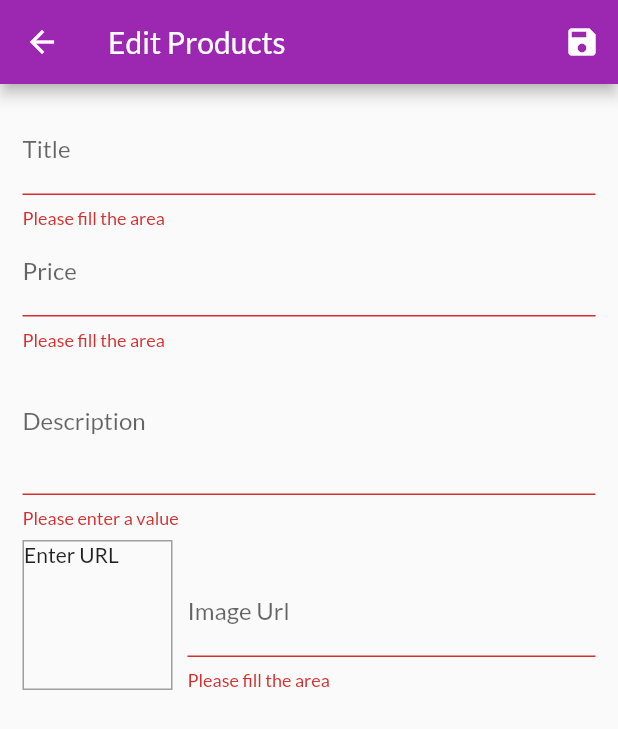
After one commit to ashmit152000/Shopify, a Flutter app: the EditProductsScreen screen opened by its route, after a tap on the "save" icon, on a phone screen of 412 x 824 dp. The commit adds this screen. Shown: the top 729 px of the screen. Run offline on Flutter 3.47's test engine with Material 2 defaults, Android fonts, the phone set to English and light mode, and no system bars; network calls fail.

Commit message:
added validations

```diff
--- a/lib/main.dart
+++ b/lib/main.dart
@@ -1,6 +1,7 @@
 import 'package:Shopify/providers/cart.dart';
 import 'package:Shopify/providers/orders.dart';
 import 'package:Shopify/screens/cart_screen.dart';
+import 'package:Shopify/screens/edit_product_screen.dart';
 import 'package:Shopify/screens/orders_screen.dart';
 import 'package:Shopify/screens/product_details_screen.dart';
 import 'package:Shopify/screens/products_overview_screen.dart';
@@ -38,7 +39,8 @@ class MyApp extends StatelessWidget {
           ProductDetailsScreen.routeName: (ctx) => ProductDetailsScreen(),
           CartScreen.routeName: (ctx) => CartScreen(),
           OrdersScreen.routeName: (ctx) => OrdersScreen(),
-          UserProductsScreen.routeName: (ctx) => UserProductsScreen()
+          UserProductsScreen.routeName: (ctx) => UserProductsScreen(),
+          EditProductsScreen.routeName: (ctx) => EditProductsScreen(),
         },
 
       ),
--- /dev/null
+++ b/lib/screens/edit_product_screen.dart
@@ -0,0 +1,220 @@
+import 'package:Shopify/providers/product.dart';
+import 'package:flutter/material.dart';
+
+class EditProductsScreen extends StatefulWidget {
+  static const routeName = 'edit-product';
+  @override
+  _EditProductsScreenState createState() => _EditProductsScreenState();
+}
+
+class _EditProductsScreenState extends State<EditProductsScreen> {
+  final _priceFocusNode = FocusNode();
+  final _descriptionNode = FocusNode();
+  final _imageUrlController = TextEditingController();
+  final _imageFocus = FocusNode();
+  final _form = GlobalKey<FormState>();
+  Product _edittedProduct =
+      Product(id: null, title: '', price: 0.0, description: '', imageUrl: '');
+
+  @override
+  void dispose() {
+    // TODO: implement dispose
+    super.dispose();
+    _priceFocusNode.dispose();
+    _descriptionNode.dispose();
+    _imageFocus.removeListener(_updateImageUrl);
+  }
+
+  @override
+  void initState() {
+    // TODO: implement initState
+    super.initState();
+    _imageFocus.addListener(_updateImageUrl);
+  }
+
+  void _updateImageUrl() {
+    if (!_imageFocus.hasFocus) {
+      if (!_imageUrlController.text.startsWith('http') ||
+          !_imageUrlController.text.startsWith('https')) {
+        return;
+      }
+      setState(() {});
+    }
+  }
+
+  void _saveForm() {
+    _form.currentState.save();
+    _form.currentState.validate();
+    print(_edittedProduct.title);
+    print(_edittedProduct.price);
+    print(_edittedProduct.description);
+    print(_edittedProduct.imageUrl);
+  }
+
+  @override
+  Widget build(BuildContext context) {
+    return Scaffold(
+      appBar: AppBar(
+        title: Text('Edit Products'),
+        actions: [
+          IconButton(
+            icon: Icon(
+              Icons.save,
+              color: Colors.white,
+            ),
+            onPressed: _saveForm,
+          ),
+        ],
+      ),
+      body: Padding(
+        padding: const EdgeInsets.all(15),
+        child: Form(
+          key: _form,
+          child: ListView(
+            children: [
+              TextFormField(
+                decoration: InputDecoration(labelText: 'Title'),
+                textInputAction: TextInputAction.next,
+                onFieldSubmitted: (value) {
+                  FocusScope.of(context).requestFocus(_priceFocusNode);
+                },
+                validator: (value) {
+                  if (value.isEmpty) {
+                    return 'Please fill the area';
+                  }
+                  return null;
+                },
+                onSaved: (value) {
+                  _edittedProduct = Product(
+                    id: null,
+                    title: value.isEmpty ? null : value,
+                    description: _edittedProduct.description,
+                    price: _edittedProduct.price,
+                    imageUrl: _edittedProduct.imageUrl,
+                  );
+                },
+              ),
+              TextFormField(
+                decoration: InputDecoration(labelText: 'Price'),
+                textInputAction: TextInputAction.next,
+                keyboardType: TextInputType.number,
+                focusNode: _priceFocusNode,
+                onFieldSubmitted: (value) {
+                  FocusScope.of(context).requestFocus(_descriptionNode);
+                },
+                onSaved: (value) {
+                  _edittedProduct = Product(
+                    id: null,
+                    title: _edittedProduct.title,
+                    description: _edittedProduct.description,
+                    price: value.isEmpty
+                        ? _edittedProduct.price
+                        : double.parse(value),
+                    imageUrl: _edittedProduct.imageUrl,
+                  );
+                },
+                validator: (value) {
+                  if (value.isEmpty) {
+                    return 'Please fill the area';
+                  }
+                  if (double.tryParse(value) == null) {
+                    return 'Please enter a valid number';
+                  }
+
+                  if (double.parse(value) <= 0) {
+                    return 'Please enter a number greater than zero.';
+                  }
+
+                  return null;
+                },
+              ),
+              TextFormField(
+                decoration: InputDecoration(labelText: 'Description'),
+                maxLines: 3,
+                keyboardType: TextInputType.multiline,
+                focusNode: _descriptionNode,
+                onSaved: (value) {
+                  _edittedProduct = Product(
+                    id: null,
+                    title: _edittedProduct.title,
+                    description: value,
+                    price: _edittedProduct.price,
+                    imageUrl: _edittedProduct.imageUrl,
+                  );
+                },
+                validator: (value) {
+                  if (value.isEmpty) {
+                    return 'Please enter a value';
+                  }
+                  if (value.length < 10) {
+                    return 'Description should be atleast 10 characters long';
+                  }
+                  return null;
+                },
+              ),
+              Row(
+                crossAxisAlignment: CrossAxisAlignment.end,
+                children: [
+                  Container(
+                    width: 100,
+                    height: 100,
+                    margin: EdgeInsets.only(top: 8, right: 10),
+                    decoration: BoxDecoration(
+                      border: Border.all(width: 1, color: Colors.grey),
+                    ),
+                    child: _imageUrlController.text.isEmpty
+                        ? Text('Enter URL')
+                        : FittedBox(
+                            child: Image.network(
+                              _imageUrlController.text,
+                              fit: BoxFit.cover,
+                            ),
+                          ),
+                  ),
+                  // TextFormField(
+                  //   decoration: InputDecoration(labelText: 'Image URL'),
+                  //   keyboardType: TextInputType.url,
+                  //   textInputAction: TextInputAction.done,
+                  //   controller: _imageUrlController,
+                  // ),
+
+                  Expanded(
+                    child: TextFormField(
+                      decoration: InputDecoration(labelText: 'Image Url'),
+                      keyboardType: TextInputType.url,
+                      textInputAction: TextInputAction.done,
+                      controller: _imageUrlController,
+                      focusNode: _imageFocus,
+                      onFieldSubmitted: (value) {
+                        _saveForm();
+                      },
+                      onSaved: (value) {
+                        _edittedProduct = Product(
+                          id: null,
+                          title: _edittedProduct.title,
+                          description: _edittedProduct.description,
+                          price: _edittedProduct.price,
+                          imageUrl: value,
+                        );
+                      },
+                      validator: (value) {
+                        if (value.isEmpty) {
+                          return 'Please fill the area';
+                        }
+                        if (!value.startsWith('http') ||
+                            !value.startsWith('https')) {
+                          return 'Please enter a valid url';
+                        }
+                        return null;
+                      },
+                    ),
+                  )
+                ],
+              )
+            ],
+          ),
+        ),
+      ),
+    );
+  }
+}
--- a/lib/screens/user_products_screen.dart
+++ b/lib/screens/user_products_screen.dart
@@ -1,5 +1,6 @@
 import 'package:Shopify/providers/product.dart';
 import 'package:Shopify/providers/product_providers.dart';
+import 'package:Shopify/screens/edit_product_screen.dart';
 import 'package:Shopify/widgets/drawer.dart';
 import 'package:Shopify/widgets/user_product_item.dart';
 import 'package:flutter/material.dart';
@@ -16,7 +17,9 @@ class UserProductsScreen extends StatelessWidget {
         actions: [
           IconButton(
             icon: Icon(Icons.add),
-            onPressed: () {},
+            onPressed: () {
+              Navigator.of(context).pushNamed(EditProductsScreen.routeName);
+            },
           )
         ],
       ),
@@ -28,7 +31,7 @@ class UserProductsScreen extends StatelessWidget {
             children: [
               UserProductItem(
                   productData.items[i].title, productData.items[i].imageUrl),
-                  Divider(),
+              Divider(),
             ],
           ),
         ),
--- a/lib/widgets/user_product_item.dart
+++ b/lib/widgets/user_product_item.dart
@@ -1,3 +1,4 @@
+import 'package:Shopify/screens/edit_product_screen.dart';
 import 'package:flutter/material.dart';
 
 class UserProductItem extends StatelessWidget {
@@ -15,11 +16,12 @@ class UserProductItem extends StatelessWidget {
       trailing: Container(
         width: 100,
         child: Row(
-
           children: [
             IconButton(
               icon: Icon(Icons.edit),
-              onPressed: () {},
+              onPressed: () {
+
+              },
               color: Theme.of(context).primaryColor,
             ),
             IconButton(
```
